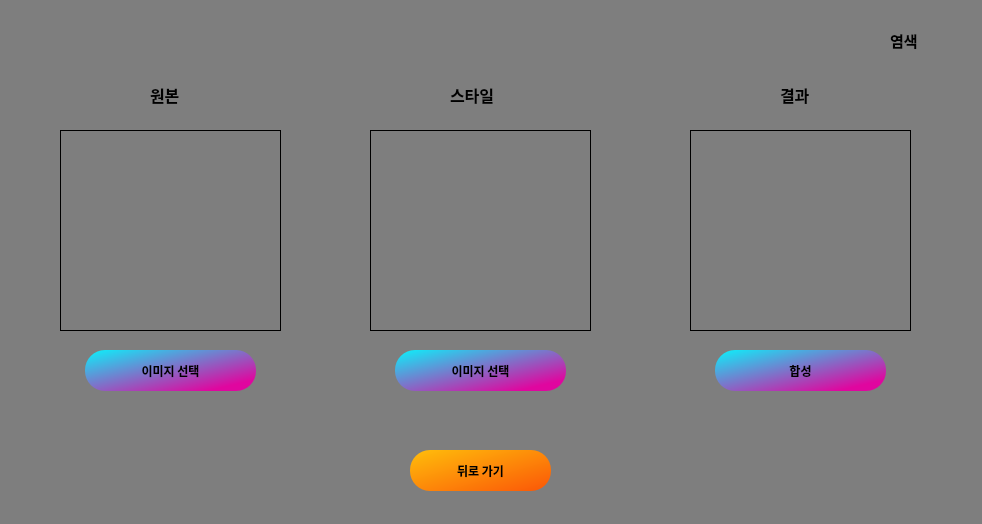
This is btn2_window.ui in ymkim97/Capstone-UI as Qt 5 draws it before an edit. The edited form follows.
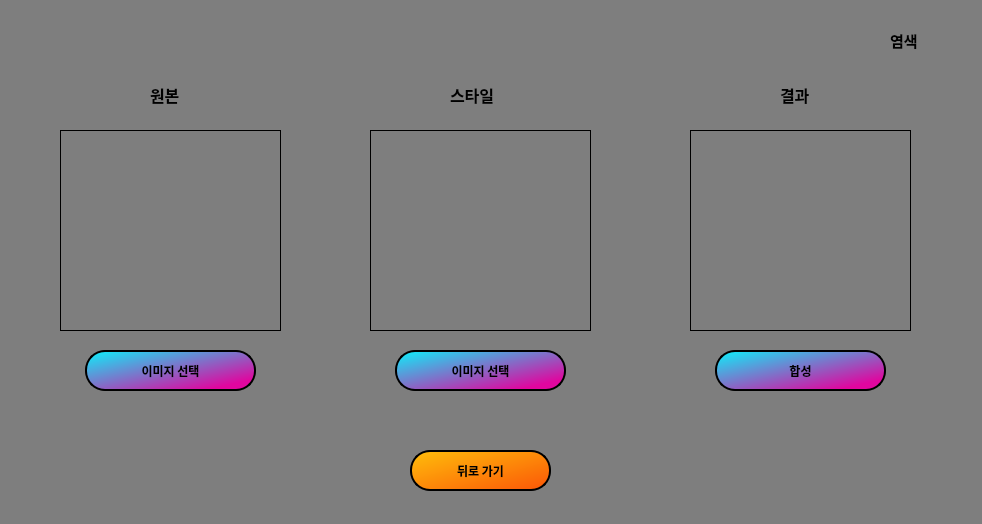
This is the edited form. Icons and pictures are not drawn.

Patch:
```diff
--- a/btn2_window.ui
+++ b/btn2_window.ui
@@ -80,9 +80,11 @@
    </property>
    <property name="styleSheet">
     <string notr="true">QPushButton{
-
 	background-color: qlineargradient(spread:pad, x1:0, y1:0, x2:1, y2:1, stop:0 rgba(255, 190, 11, 255), stop:1 rgba(251, 86, 7, 255));
 	border-radius: 20px;
+	border-style: solid;
+	border-width: 1.5px;
+	border-color: black;
 }
  QPushButton:pressed {
      background-color: rgb(255, 168, 96)
@@ -172,6 +174,9 @@
     <string notr="true">QPushButton{
 	background-color: qlineargradient(spread:pad, x1:0, y1:0, x2:0.857143, y2:0.857955, stop:0 rgba(10, 242, 251, 255), stop:1 rgba(224, 6, 159, 255));
 	border-radius: 20px;
+	border-style: solid;
+	border-width: 1.5px;
+	border-color: black;
 }
  QPushButton:pressed {
      background-color: qlineargradient(spread:pad, x1:0, y1:0, x2:0.857143, y2:0.857955, stop:0 rgba(224, 6, 159, 255), stop:1 rgba(10, 242, 251, 255));
@@ -202,6 +207,9 @@
     <string notr="true">QPushButton{
 	background-color: qlineargradient(spread:pad, x1:0, y1:0, x2:0.857143, y2:0.857955, stop:0 rgba(10, 242, 251, 255), stop:1 rgba(224, 6, 159, 255));
 	border-radius: 20px;
+	border-style: solid;
+	border-width: 1.5px;
+	border-color: black;
 }
  QPushButton:pressed {
      background-color: qlineargradient(spread:pad, x1:0, y1:0, x2:0.857143, y2:0.857955, stop:0 rgba(224, 6, 159, 255), stop:1 rgba(10, 242, 251, 255));
@@ -232,6 +240,9 @@
     <string notr="true">QPushButton{
 	background-color: qlineargradient(spread:pad, x1:0, y1:0, x2:0.857143, y2:0.857955, stop:0 rgba(10, 242, 251, 255), stop:1 rgba(224, 6, 159, 255));
 	border-radius: 20px;
+	border-style: solid;
+	border-width: 1.5px;
+	border-color: black;
 }
  QPushButton:pressed {
      background-color: qlineargradient(spread:pad, x1:0, y1:0, x2:0.857143, y2:0.857955, stop:0 rgba(224, 6, 159, 255), stop:1 rgba(10, 242, 251, 255));
```
